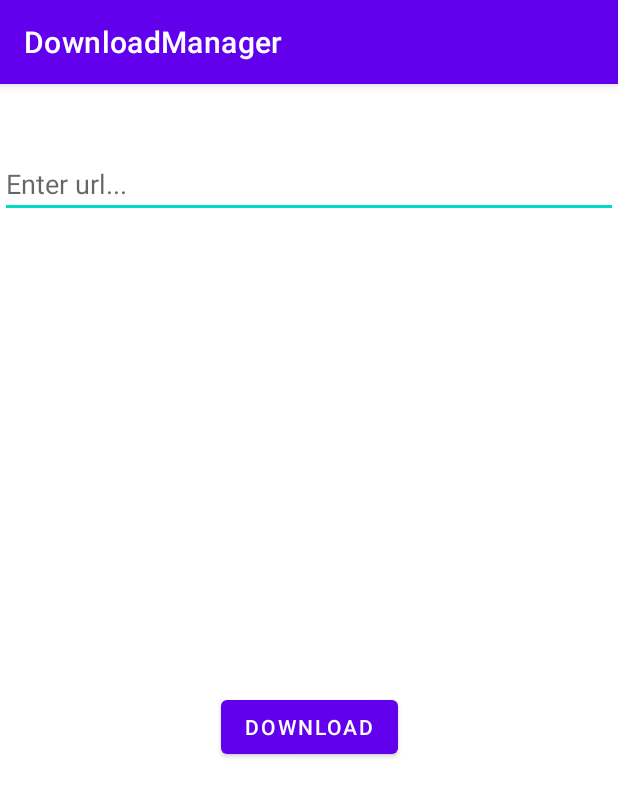
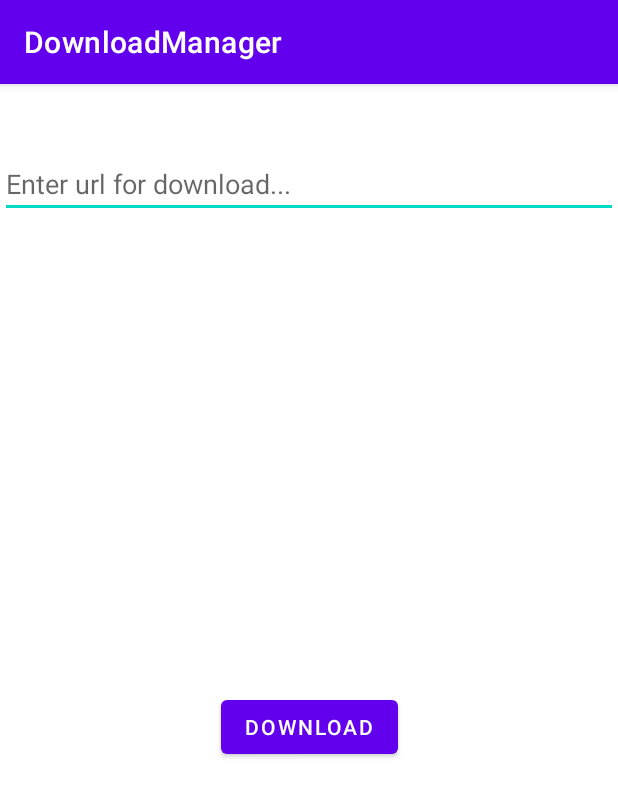
Before and after one commit to Chowdhuryarif17/DownloadManager, an Android app: the screen it shows after launch (MainActivity), after a tap on "DOWNLOAD", on a phone screen of 412 x 824 dp. Shown: the top 797 px of the screen. Run offline under Robolectric (Android 15) with nearby library versions, the phone set to English and light mode, and no system bars; 8 statements that could not run were skipped.

Commit message:
simple changed

```diff
--- a/app/src/main/java/com/ariful/downloadmanager/MainActivity.java
+++ b/app/src/main/java/com/ariful/downloadmanager/MainActivity.java
@@ -21,6 +21,7 @@ public class MainActivity extends AppCompatActivity {
 
     private static final int PERMISSION_STORAGE_CODE = 1000;
 
+    DownloadManager manager;
     EditText urlEditText;
     Button dowloadButton;
     ProgressBar progressBar;
@@ -79,7 +80,7 @@ public class MainActivity extends AppCompatActivity {
         request.setDestinationInExternalPublicDir(Environment.DIRECTORY_DOWNLOADS, "" + System.currentTimeMillis()); //get current timestamp as file name
 
         //get download service and enque file
-        DownloadManager manager = (DownloadManager)getSystemService(Context.DOWNLOAD_SERVICE);
+        manager = (DownloadManager)getSystemService(Context.DOWNLOAD_SERVICE);
         manager.enqueue(request);
     }
 
--- a/app/src/main/res/values/strings.xml
+++ b/app/src/main/res/values/strings.xml
@@ -1,5 +1,5 @@
 <resources>
     <string name="app_name">DownloadManager</string>
     <string name="downloadUrlButton">Download</string>
-    <string name="hint">Enter url...</string>
+    <string name="hint">Enter url for download...</string>
 </resources>
```
